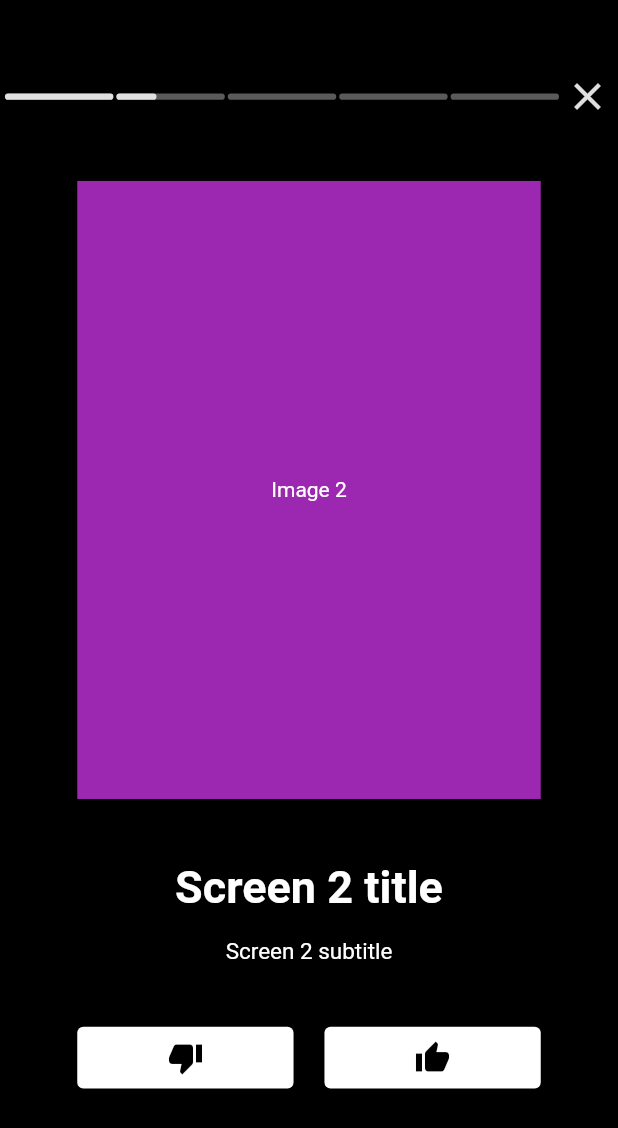
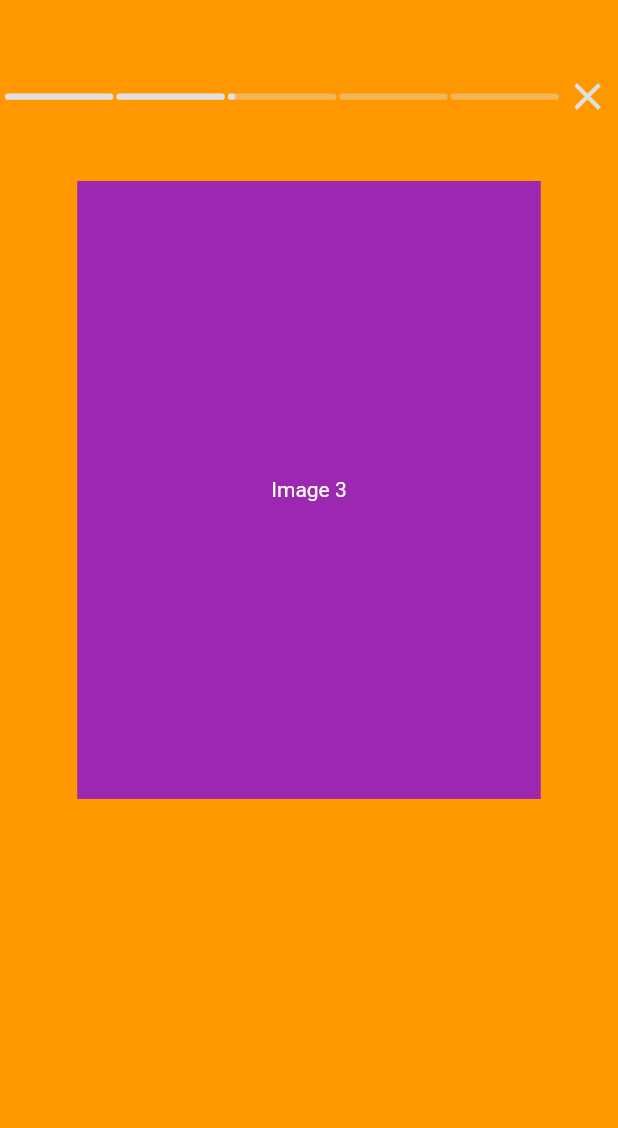
Before and after one commit to lighthead9288/stories, a Flutter app: the screen it shows after launch, after a tap on the "close" icon, after a tap on the "thumb down" icon, on a phone screen of 412 x 824 dp. Shown: the top 1128 px of the screen. Run offline on Flutter 3.47's test engine with Material 2 defaults, Android fonts, the phone set to English and light mode, and no system bars; our stand-ins replace flutter_bloc.

Commit message:
Like/dislike feature

```diff
--- a/lib/state/stories_bloc.dart
+++ b/lib/state/stories_bloc.dart
@@ -52,6 +52,9 @@ class StoriesCubit extends Cubit<StoriesState> {
   int _curPageNumber = 0;
   late ColorTween _curBackgroundTween = ColorTween(begin: Color(_stories.first.backgroundColor), end: Color(_stories.first.backgroundColor));
   late PercentNotifier storyPercentNotifier = PercentNotifier(0, onNext: onNext);
+  ValueNotifier<bool?> isLiked = ValueNotifier(null);
+
+  Map<int, bool> likesMap = <int, bool>{};
 
   void onPrevious() async {
     if (_curPageNumber != 0) {
@@ -83,12 +86,32 @@ class StoriesCubit extends Cubit<StoriesState> {
     storyPercentNotifier.timerStart();
   }
 
+  void onLike() {
+    likesMap[_curPageNumber] = true;
+    isLiked.value = true;
+    onNext();
+  }
+
+  void onDislike() {
+    likesMap[_curPageNumber] = false;
+    isLiked.value = false;
+    onNext();
+  }
+
   double getStoryLoadingPercent(int pageNumber, double percent) {
     return (pageNumber < _curPageNumber)
       ? 1
       : (pageNumber > _curPageNumber)
           ? 0
           : percent;
+  }
+
+  void getLikeValue() {
+    if (likesMap.containsKey(_curPageNumber)) {
+      isLiked.value = likesMap[_curPageNumber];
+    } else {
+      isLiked.value = null;
+    }
   }
 
   @override
--- a/lib/widgets/stories_widget.dart
+++ b/lib/widgets/stories_widget.dart
@@ -12,7 +12,8 @@ class StoriesWidget extends StatefulWidget {
   State<StoriesWidget> createState() => _StoriesWidgetState();
 }
 
-class _StoriesWidgetState extends State<StoriesWidget> with TickerProviderStateMixin {
+class _StoriesWidgetState extends State<StoriesWidget>
+    with TickerProviderStateMixin {
   late double _deviceHeight;
   late double _deviceWidth;
 
@@ -20,11 +21,10 @@ class _StoriesWidgetState extends State<StoriesWidget> with TickerProviderStateM
     duration: const Duration(milliseconds: 500),
     vsync: this,
   );
-  late final Tween<Offset> _imageOffsetTween = Tween<Offset>(
-    begin: Offset.zero,
-    end: Offset.zero
-  );
-  late final Animation<Offset> _imageOffsetAnimation = _imageOffsetTween.animate(_imageOffsetController);
+  late final Tween<Offset> _imageOffsetTween =
+      Tween<Offset>(begin: Offset.zero, end: Offset.zero);
+  late final Animation<Offset> _imageOffsetAnimation =
+      _imageOffsetTween.animate(_imageOffsetController);
   late BuildContext _cubitContext;
 
   @override
@@ -36,31 +36,36 @@ class _StoriesWidgetState extends State<StoriesWidget> with TickerProviderStateM
             create: (_) => StoriesCubit(
                 initialState: StoriesLoadingState(),
                 onPreviousImageScroll: () async {
-              _changeAnimationControllerTarget(Offset.zero, const Offset(2.0, 0.0));
+                  _changeAnimationControllerTarget(
+                      Offset.zero, const Offset(2.0, 0.0));
                   await _imageOffsetController.forward();
-              _changeAnimationControllerTarget(const Offset(-2.0, 0.0), Offset.zero);
+                  _changeAnimationControllerTarget(
+                      const Offset(-2.0, 0.0), Offset.zero);
                 },
                 onNextImageScroll: () async {
-              _changeAnimationControllerTarget(Offset.zero, const Offset(-2.0, 0.0));
+                  _changeAnimationControllerTarget(
+                      Offset.zero, const Offset(-2.0, 0.0));
                   await _imageOffsetController.forward();
-              _changeAnimationControllerTarget(const Offset(2.0, 0.0), Offset.zero);
+                  _changeAnimationControllerTarget(
+                      const Offset(2.0, 0.0), Offset.zero);
                 },
-            onCloseApp: _onCloseApp
-          ),
+                onCloseApp: _onCloseApp),
             child: BlocBuilder<StoriesCubit, StoriesState>(
                 builder: (_context, state) {
               _cubitContext = _context;
               if (state is StoriesLoadingState) {
                 return Container(
                     color: Colors.black,
-                  child: const Center(child: CircularProgressIndicator())
-                );
+                    child: const Center(child: CircularProgressIndicator()));
               } else if (state is StoriesLoadedState) {
                 var storiesCount = _cubitContext.read<StoriesCubit>().storiesCount;
+                _cubitContext.read<StoriesCubit>().getLikeValue();
                 _imageOffsetController.forward();
                 return GestureDetector(
-                  onLongPressStart: (_) => _cubitContext.read<StoriesCubit>().onStopped(),
-                  onLongPressEnd: (_) => _cubitContext.read<StoriesCubit>().onReleased(),
+                    onLongPressStart: (_) =>
+                        _cubitContext.read<StoriesCubit>().onStopped(),
+                    onLongPressEnd: (_) =>
+                        _cubitContext.read<StoriesCubit>().onReleased(),
                     onTapUp: (details) async {
                       if (details.localPosition.dx < _deviceWidth / 2) {
                         var cubit = _cubitContext.read<StoriesCubit>();
@@ -75,7 +80,8 @@ class _StoriesWidgetState extends State<StoriesWidget> with TickerProviderStateM
                       duration: const Duration(milliseconds: 500),
                       builder: (_, Color? color, __) => Container(
                         height: _deviceHeight,
-                      padding: EdgeInsets.symmetric(vertical: _deviceHeight * 0.01),
+                        padding: EdgeInsets.symmetric(
+                            vertical: _deviceHeight * 0.01),
                         color: color,
                         child: Column(
                           mainAxisAlignment: MainAxisAlignment.start,
@@ -83,19 +89,23 @@ class _StoriesWidgetState extends State<StoriesWidget> with TickerProviderStateM
                           crossAxisAlignment: CrossAxisAlignment.center,
                           children: [
                             Padding(
-                            padding: EdgeInsets.only(top: _deviceHeight * 0.05),
+                                padding:
+                                    EdgeInsets.only(top: _deviceHeight * 0.05),
                                 child: ValueListenableBuilder(
-                              valueListenable: _cubitContext.read<StoriesCubit>().storyPercentNotifier,
+                                    valueListenable: _cubitContext
+                                        .read<StoriesCubit>()
+                                        .storyPercentNotifier,
                                     builder: (_, double value, __) {
                                       return Row(
-                                  mainAxisAlignment: MainAxisAlignment.center,
-                                  children: _getStoriesLinesPanelItems(storiesCount, value),
+                                        mainAxisAlignment:
+                                            MainAxisAlignment.center,
+                                        children: _getStoriesLinesPanelItems(
+                                            storiesCount, value),
                                       );
-                              }
-                            )
-                          ),
+                                    })),
                             Padding(
-                              padding: EdgeInsets.only(top: _deviceHeight * 0.05),
+                                padding:
+                                    EdgeInsets.only(top: _deviceHeight * 0.05),
                                 child: SizedBox(
                                     height: _deviceHeight * 0.5,
                                     width: _deviceWidth,
@@ -108,72 +118,70 @@ class _StoriesWidgetState extends State<StoriesWidget> with TickerProviderStateM
                                             width: _deviceWidth * 0.75,
                                             color: Colors.purple,
                                             alignment: Alignment.center,
-                                      child: Text('Image ${state.number + 1}', style: const TextStyle(color: Colors.white))
+                                            child: Text(
+                                                'Image ${state.number + 1}',
+                                                style: const TextStyle(
+                                                    color: Colors.white))),
                                       ),
-                                  ),
-                                )
-                              )
-                            ),
+                                    ))),
                             Padding(
-                            padding: EdgeInsets.only(top: _deviceHeight * 0.05),
-                            child: _getOpacityChangeElement(
-                              Text(
+                                padding:
+                                    EdgeInsets.only(top: _deviceHeight * 0.05),
+                                child: _getOpacityChangeElement(Text(
                                   state.currentStory.title,
                                   style: const TextStyle(
                                       fontSize: 30,
                                       fontWeight: FontWeight.bold,
-                                  color: Colors.white
-                                ),
-                              )
-                            )
-                          ),
+                                      color: Colors.white),
+                                ))),
                             Padding(
-                            padding: EdgeInsets.only(top: _deviceHeight * 0.02),
+                              padding:
+                                  EdgeInsets.only(top: _deviceHeight * 0.02),
                               child: _getOpacityChangeElement(Text(
                                 state.currentStory.subtitle,
-                              style: const TextStyle(fontSize: 15, color: Colors.white),
+                                style: const TextStyle(
+                                    fontSize: 15, color: Colors.white),
                               )),
                             ),
                             (state.currentStory.containsButtons)
                                 ? Padding(
-                                  padding: EdgeInsets.only(top: _deviceHeight * 0.05),
-                                  child: _getOpacityChangeElement(Row(
+                                    padding: EdgeInsets.only(
+                                        top: _deviceHeight * 0.05),
+                                    child: _getOpacityChangeElement(
+                                      ValueListenableBuilder(
+                                        valueListenable: _cubitContext.read<StoriesCubit>().isLiked,
+                                        builder: (_, bool? likeValue, __) {
+                                          return Row(
                                             mainAxisAlignment: MainAxisAlignment.center,
                                             children: [
-                                      SizedBox(
-                                        height: _deviceHeight * 0.05,
-                                        width: _deviceWidth * 0.35,
-                                        child: ElevatedButton(
-                                            onPressed: () {},
-                                            child: const Icon(Icons.thumb_down),
-                                            style: ButtonStyle(
-                                              backgroundColor:
-                                                  MaterialStateProperty.all(
-                                                      Colors.white),
-                                              foregroundColor:
-                                                  MaterialStateProperty.all(
-                                                      Colors.black),
-                                            )),
+                                              _likeButton(
+                                                  Icon(
+                                                    Icons.thumb_down,
+                                                    color: (likeValue == false)
+                                                      ? Colors.grey
+                                                      : Colors.black,
                                                   ),
+                                                  () {
+                                                    _cubitContext.read<StoriesCubit>().onDislike();
+                                                  }),
                                               SizedBox(
                                                 width: _deviceWidth * 0.05,
                                               ),
-                                      SizedBox(
-                                        height: _deviceHeight * 0.05,
-                                        width: _deviceWidth * 0.35,
-                                        child: ElevatedButton(
-                                            onPressed: () {},
-                                            child: const Icon(Icons.thumb_up),
-                                            style: ButtonStyle(
-                                                backgroundColor:
-                                                    MaterialStateProperty.all(
-                                                        Colors.white),
-                                                foregroundColor:
-                                                    MaterialStateProperty.all(
-                                                        Colors.black))),
-                                      ),
+                                              _likeButton(
+                                                Icon(
+                                                  Icons.thumb_up,
+                                                  color: (likeValue == true)
+                                                    ? Colors.green
+                                                    : Colors.black,
+                                                ), () {
+                                                _cubitContext.read<StoriesCubit>().onLike();
+                                              }),
                                             ],
-                                  )))
+                                          );
+                                        }
+                                      )
+                                    )
+                                  )
                                 : const SizedBox(),
                           ],
                         ),
@@ -182,9 +190,22 @@ class _StoriesWidgetState extends State<StoriesWidget> with TickerProviderStateM
               } else {
                 return const SizedBox();
               }
+            })));
   }
-          )
-        )
+
+  Widget _likeButton(Icon icon, void Function() onTap) {
+    return SizedBox(
+      height: _deviceHeight * 0.05,
+      width: _deviceWidth * 0.35,
+      child: ElevatedButton(
+          onPressed: () {
+            onTap();
+          },
+          child: icon,
+          style: ButtonStyle(
+            backgroundColor: MaterialStateProperty.all(Colors.white),
+            foregroundColor: MaterialStateProperty.all(Colors.black),
+          )),
     );
   }
 
@@ -207,8 +228,9 @@ class _StoriesWidgetState extends State<StoriesWidget> with TickerProviderStateM
     var lineWidth = (storiesLinesPanelWidth - iconWidth) / storiesCount;
 
     List<Widget> lines = [];
-    for(int i = 0; i < storiesCount; i++) {
-      var progress = _cubitContext.read<StoriesCubit>().getStoryLoadingPercent(i, percent);
+    for (int i = 0; i < storiesCount; i++) {
+      var progress =
+          _cubitContext.read<StoriesCubit>().getStoryLoadingPercent(i, percent);
       lines.add(Container(
         height: _deviceHeight * 0.005,
         width: lineWidth,
```
Lines whose indentation alone changed are shown as unchanged.
